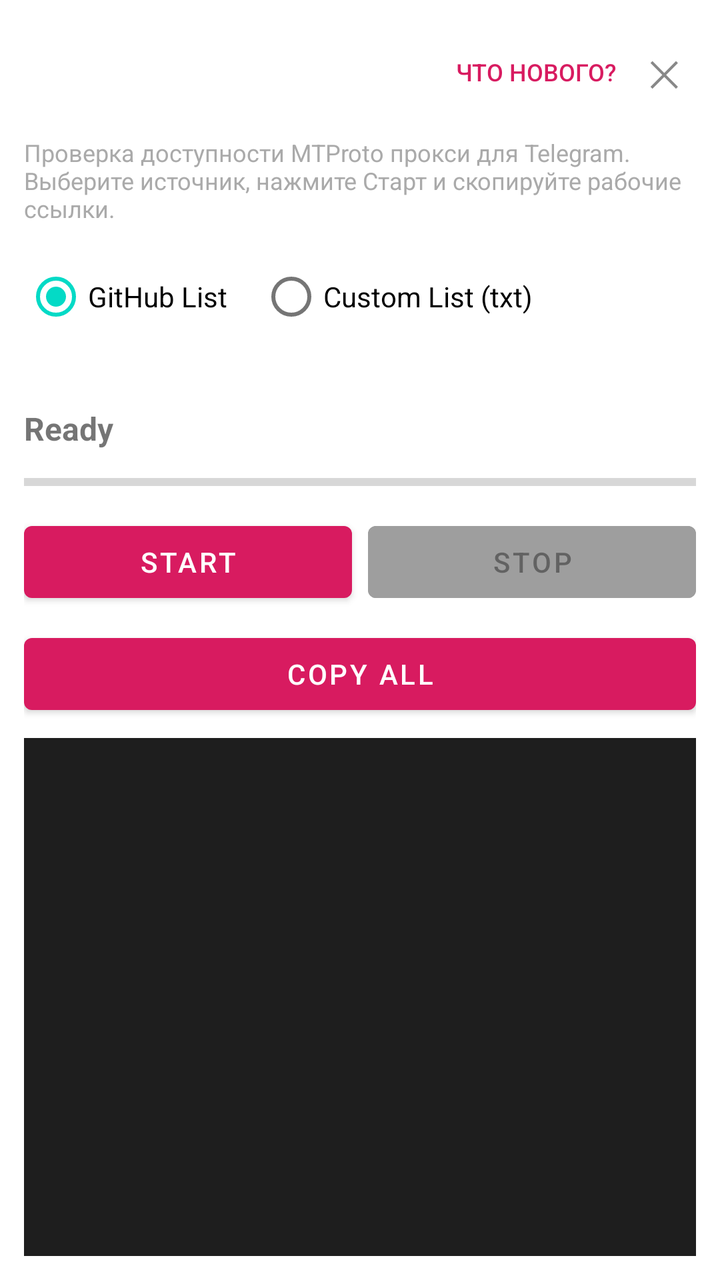
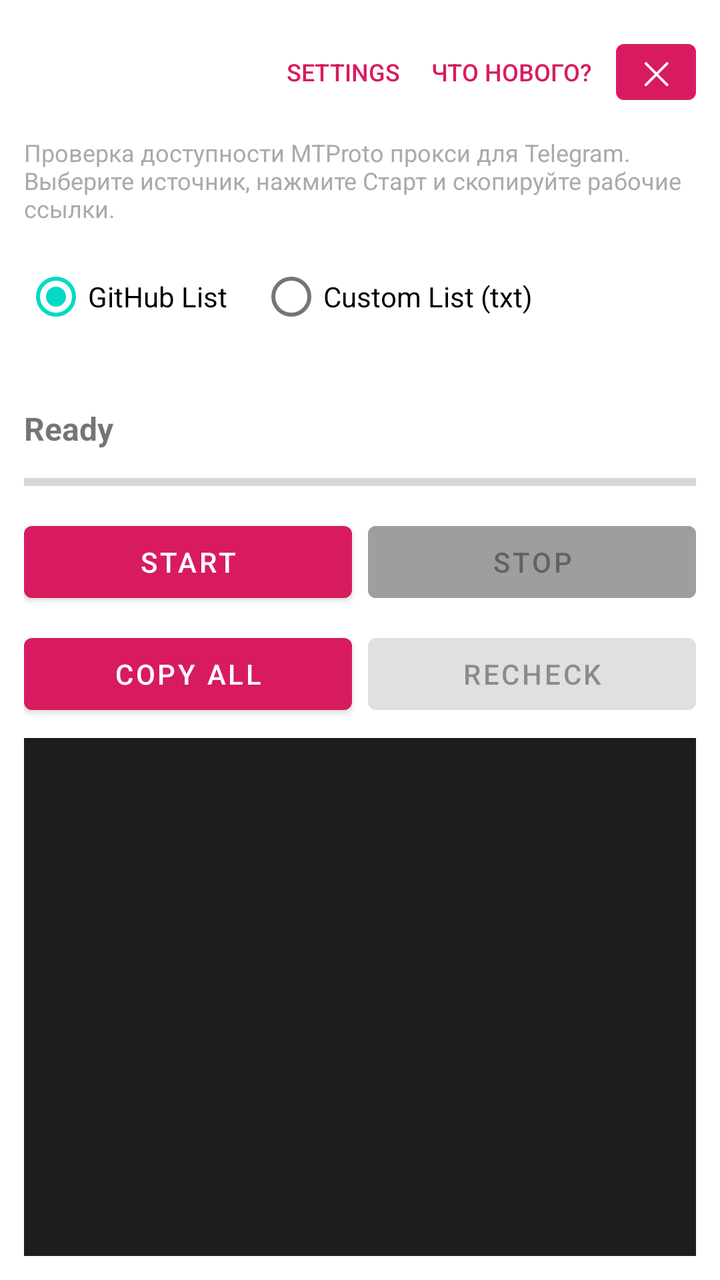

The first picture is an Android layout as it rendered before a commit; the second is the same layout after the commit. The layout source and the unified diff follow.
<!-- AndroidManifest.xml: application theme Theme.MtChecker -->
<!-- res/layout/activity_main.xml -->
<?xml version="1.0" encoding="utf-8"?>
<LinearLayout xmlns:android="http://schemas.android.com/apk/res/android"
    android:layout_width="match_parent"
    android:layout_height="match_parent"
    android:orientation="vertical"
    android:padding="12dp">

    
    <LinearLayout
        android:layout_width="match_parent"
        android:layout_height="wrap_content"
        android:orientation="horizontal"
        android:gravity="center_vertical"
        android:layout_marginBottom="8dp">

        <TextView
            android:id="@+id/versionText"
            android:layout_width="0dp"
            android:layout_height="wrap_content"
            android:layout_weight="1"
            android:textSize="12sp"
            android:textColor="#888888"/>

        <Button
            android:id="@+id/whatsNewButton"
            style="?android:attr/borderlessButtonStyle"
            android:layout_width="wrap_content"
            android:layout_height="wrap_content"
            android:text="Что нового?"
            android:textColor="#D81B60"
            android:textSize="12sp"
            android:minWidth="0dp"
            android:paddingStart="8dp"
            android:paddingEnd="8dp"/>

        <Button
            android:id="@+id/exitButton"
            style="?android:attr/borderlessButtonStyle"
            android:layout_width="wrap_content"
            android:layout_height="wrap_content"
            android:text="✕"
            android:textColor="#888888"
            android:textSize="18sp"
            android:minWidth="0dp"
            android:paddingStart="8dp"
            android:paddingEnd="8dp"/>
    </LinearLayout>

    
    <TextView
        android:layout_width="match_parent"
        android:layout_height="wrap_content"
        android:text="Проверка доступности MTProto прокси для Telegram. Выберите источник, нажмите Старт и скопируйте рабочие ссылки."
        android:textSize="12sp"
        android:textColor="#AAAAAA"
        android:layout_marginBottom="12dp"/>

    
    <RadioGroup
        android:id="@+id/sourceGroup"
        android:layout_width="match_parent"
        android:layout_height="wrap_content"
        android:orientation="horizontal"
        android:layout_marginBottom="8dp">
        <RadioButton
            android:id="@+id/radioGithub"
            android:layout_width="wrap_content"
            android:layout_height="wrap_content"
            android:text="@string/source_github"
            android:checked="true"
            android:layout_marginEnd="16dp"/>
        <RadioButton
            android:id="@+id/radioCustom"
            android:layout_width="wrap_content"
            android:layout_height="wrap_content"
            android:text="@string/source_custom"/>
    </RadioGroup>

    
    <TextView
        android:id="@+id/networkText"
        android:layout_width="match_parent"
        android:layout_height="wrap_content"
        android:textSize="14sp"
        android:textColor="#666666"
        android:layout_marginBottom="4dp"/>

    
    <LinearLayout
        android:layout_width="match_parent"
        android:layout_height="wrap_content"
        android:orientation="horizontal"
        android:layout_marginBottom="8dp"
        android:gravity="center_vertical">
        
        <TextView
            android:id="@+id/statusText"
            android:layout_width="0dp"
            android:layout_height="wrap_content"
            android:layout_weight="1"
            android:text="@string/status_ready"
            android:textSize="16sp"
            android:textStyle="bold"/>
            
        <Chronometer
            android:id="@+id/chronometer"
            android:layout_width="wrap_content"
            android:layout_height="wrap_content"
            android:textSize="16sp"
            android:visibility="gone"/>
    </LinearLayout>

    
    <ProgressBar
        android:id="@+id/progressBar"
        style="?android:attr/progressBarStyleHorizontal"
        android:layout_width="match_parent"
        android:layout_height="wrap_content"
        android:max="100"
        android:progress="0"
        android:layout_marginBottom="8dp"/>

    
    <LinearLayout
        android:layout_width="match_parent"
        android:layout_height="wrap_content"
        android:orientation="horizontal"
        android:layout_marginBottom="8dp">
        <Button
            android:id="@+id/startButton"
            android:layout_width="0dp"
            android:layout_height="wrap_content"
            android:layout_weight="1"
            android:text="@string/btn_start"
            android:layout_marginEnd="4dp"/>
        <Button
            android:id="@+id/stopButton"
            android:layout_width="0dp"
            android:layout_height="wrap_content"
            android:layout_weight="1"
            android:text="@string/btn_stop"
            android:enabled="false"
            android:backgroundTint="#9E9E9E"
            android:layout_marginStart="4dp"/>
    </LinearLayout>

    
    <Button
        android:id="@+id/copyAllButton"
        android:layout_width="match_parent"
        android:layout_height="wrap_content"
        android:text="@string/btn_copy_all"
        android:layout_marginBottom="8dp"/>

    
    <androidx.recyclerview.widget.RecyclerView
        android:id="@+id/recyclerView"
        android:layout_width="match_parent"
        android:layout_height="0dp"
        android:layout_weight="1"
        android:background="#1E1E1E"/>

</LinearLayout>
<!-- resources referenced by this layout -->
<resources>
  <string name="btn_copy_all">Copy All</string>
  <string name="btn_start">Start</string>
  <string name="btn_stop">Stop</string>
  <string name="source_custom">Custom List (txt)</string>
  <string name="source_github">GitHub List</string>
  <string name="status_ready">Ready</string>
  <style name="Theme.MtChecker" parent="Theme.MaterialComponents.DayNight.NoActionBar">
          
          <item name="colorPrimary">#D81B60</item> 
          <item name="colorPrimaryVariant">#880E4F</item>
          <item name="colorOnPrimary">#FFFFFF</item>
      </style>
</resources>

<!-- the commit's change to res/layout/activity_main.xml (unified diff, before → after) -->
@@ -22,6 +22,18 @@
             android:textColor="#888888"/>
 
         <Button
+            android:id="@+id/settingsButton"
+            style="?android:attr/borderlessButtonStyle"
+            android:layout_width="wrap_content"
+            android:layout_height="wrap_content"
+            android:text="@string/btn_settings"
+            android:textColor="#D81B60"
+            android:textSize="12sp"
+            android:minWidth="0dp"
+            android:paddingStart="8dp"
+            android:paddingEnd="8dp"/>
+
+        <Button
             android:id="@+id/whatsNewButton"
             style="?android:attr/borderlessButtonStyle"
             android:layout_width="wrap_content"
@@ -33,17 +45,16 @@
             android:paddingStart="8dp"
             android:paddingEnd="8dp"/>
 
+        
         <Button
             android:id="@+id/exitButton"
-            style="?android:attr/borderlessButtonStyle"
             android:layout_width="wrap_content"
-            android:layout_height="wrap_content"
+            android:layout_height="40dp"
             android:text="✕"
-            android:textColor="#888888"
-            android:textSize="18sp"
-            android:minWidth="0dp"
-            android:paddingStart="8dp"
-            android:paddingEnd="8dp"/>
+            android:textSize="16sp"
+            android:padding="0dp"
+            android:minWidth="40dp"
+            android:layout_marginStart="4dp"/>
     </LinearLayout>
 
     
@@ -145,12 +156,27 @@
     </LinearLayout>
 
     
-    <Button
-        android:id="@+id/copyAllButton"
+    <LinearLayout
         android:layout_width="match_parent"
         android:layout_height="wrap_content"
-        android:text="@string/btn_copy_all"
-        android:layout_marginBottom="8dp"/>
+        android:orientation="horizontal"
+        android:layout_marginBottom="8dp">
+        <Button
+            android:id="@+id/copyAllButton"
+            android:layout_width="0dp"
+            android:layout_height="wrap_content"
+            android:layout_weight="1"
+            android:text="@string/btn_copy_all"
+            android:layout_marginEnd="4dp"/>
+        <Button
+            android:id="@+id/recheckButton"
+            android:layout_width="0dp"
+            android:layout_height="wrap_content"
+            android:layout_weight="1"
+            android:text="@string/btn_recheck"
+            android:enabled="false"
+            android:layout_marginStart="4dp"/>
+    </LinearLayout>
 
     
     <androidx.recyclerview.widget.RecyclerView
<!-- resource entries referenced after the edit -->
@@ -1,6 +1,8 @@
 <!-- resources referenced by this layout -->
 <resources>
   <string name="btn_copy_all">Copy All</string>
+  <string name="btn_recheck">ReCheck</string>
+  <string name="btn_settings">Settings</string>
   <string name="btn_start">Start</string>
   <string name="btn_stop">Stop</string>
   <string name="source_custom">Custom List (txt)</string>
